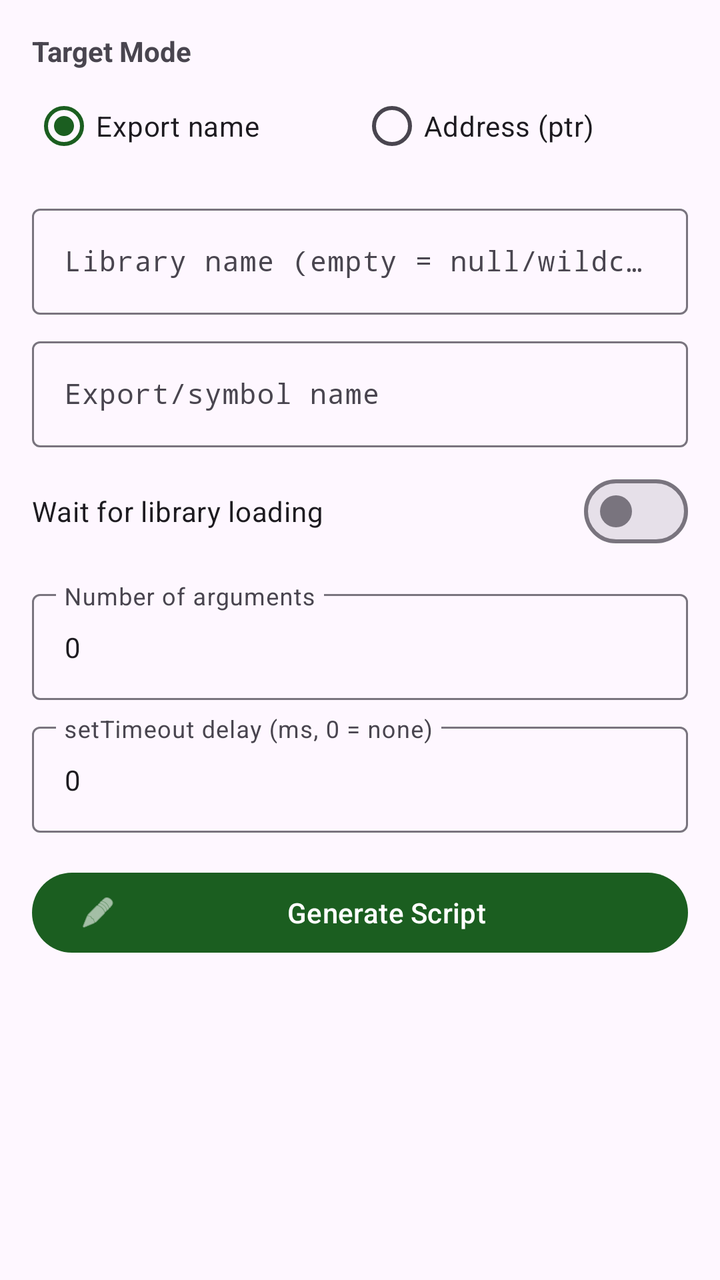
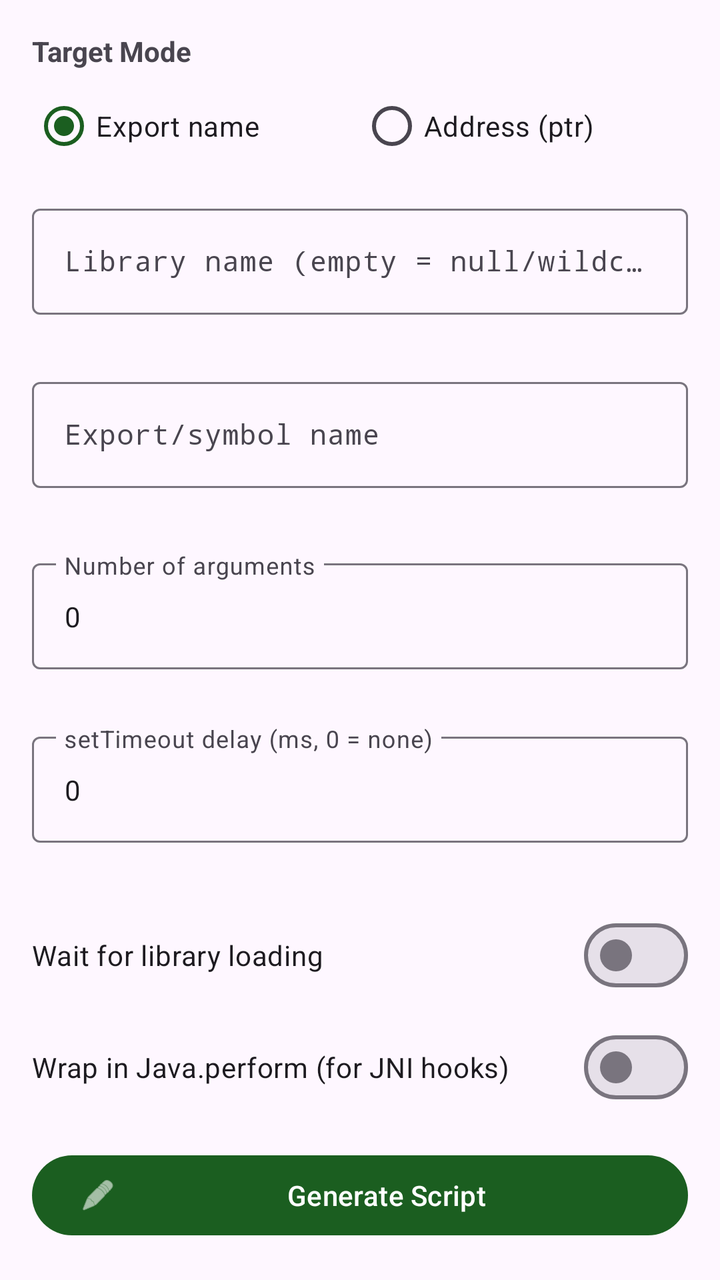

The first picture is an Android layout as it rendered before a commit; the second is the same layout after the commit. The layout source and the unified diff follow.
<!-- AndroidManifest.xml: application theme AppTheme -->
<!-- res/layout/fragment_native_hook.xml -->
<?xml version="1.0" encoding="utf-8"?>
<ScrollView xmlns:android="http://schemas.android.com/apk/res/android"
    xmlns:app="http://schemas.android.com/apk/res-auto"
    android:layout_width="match_parent"
    android:layout_height="match_parent"
    android:padding="16dp">

    <LinearLayout
        android:layout_width="match_parent"
        android:layout_height="wrap_content"
        android:orientation="vertical">

        
        <TextView
            android:layout_width="wrap_content"
            android:layout_height="wrap_content"
            android:text="@string/label_target_mode"
            android:textStyle="bold"
            android:textSize="14sp" />

        <RadioGroup
            android:id="@+id/radio_target_mode"
            android:layout_width="match_parent"
            android:layout_height="wrap_content"
            android:orientation="horizontal"
            android:layout_marginTop="4dp">

            <com.google.android.material.radiobutton.MaterialRadioButton
                android:id="@+id/radio_export"
                android:layout_width="0dp"
                android:layout_height="wrap_content"
                android:layout_weight="1"
                android:text="@string/radio_export"
                android:checked="true" />

            <com.google.android.material.radiobutton.MaterialRadioButton
                android:id="@+id/radio_address"
                android:layout_width="0dp"
                android:layout_height="wrap_content"
                android:layout_weight="1"
                android:text="@string/radio_address" />

        </RadioGroup>

        
        <LinearLayout
            android:id="@+id/layout_export_fields"
            android:layout_width="match_parent"
            android:layout_height="wrap_content"
            android:orientation="vertical"
            android:layout_marginTop="12dp">

            <com.google.android.material.textfield.TextInputLayout
                android:layout_width="match_parent"
                android:layout_height="wrap_content"
                android:hint="@string/hint_lib_name"
                style="@style/Widget.Material3.TextInputLayout.OutlinedBox">

                <com.google.android.material.textfield.TextInputEditText
                    android:id="@+id/edit_lib_name"
                    android:layout_width="match_parent"
                    android:layout_height="wrap_content"
                    android:inputType="text"
                    android:fontFamily="monospace"
                    android:textSize="14sp" />

            </com.google.android.material.textfield.TextInputLayout>

            <com.google.android.material.textfield.TextInputLayout
                android:layout_width="match_parent"
                android:layout_height="wrap_content"
                android:layout_marginTop="8dp"
                android:hint="@string/hint_export_name"
                style="@style/Widget.Material3.TextInputLayout.OutlinedBox">

                <com.google.android.material.textfield.TextInputEditText
                    android:id="@+id/edit_export_name"
                    android:layout_width="match_parent"
                    android:layout_height="wrap_content"
                    android:inputType="text"
                    android:fontFamily="monospace"
                    android:textSize="14sp" />

            </com.google.android.material.textfield.TextInputLayout>

            <com.google.android.material.materialswitch.MaterialSwitch
                android:id="@+id/switch_wait_for_load"
                android:layout_width="match_parent"
                android:layout_height="wrap_content"
                android:layout_marginTop="8dp"
                android:text="@string/switch_wait_for_load" />

        </LinearLayout>

        
        <com.google.android.material.textfield.TextInputLayout
            android:id="@+id/layout_address_field"
            android:layout_width="match_parent"
            android:layout_height="wrap_content"
            android:layout_marginTop="12dp"
            android:hint="@string/hint_address"
            android:visibility="gone"
            style="@style/Widget.Material3.TextInputLayout.OutlinedBox">

            <com.google.android.material.textfield.TextInputEditText
                android:id="@+id/edit_address"
                android:layout_width="match_parent"
                android:layout_height="wrap_content"
                android:inputType="text"
                android:fontFamily="monospace"
                android:textSize="14sp" />

        </com.google.android.material.textfield.TextInputLayout>

        
        <com.google.android.material.textfield.TextInputLayout
            android:layout_width="match_parent"
            android:layout_height="wrap_content"
            android:layout_marginTop="12dp"
            android:hint="@string/hint_arg_count"
            style="@style/Widget.Material3.TextInputLayout.OutlinedBox">

            <com.google.android.material.textfield.TextInputEditText
                android:id="@+id/edit_arg_count"
                android:layout_width="match_parent"
                android:layout_height="wrap_content"
                android:inputType="number"
                android:text="0"
                android:textSize="14sp" />

        </com.google.android.material.textfield.TextInputLayout>

        <com.google.android.material.textfield.TextInputLayout
            android:layout_width="match_parent"
            android:layout_height="wrap_content"
            android:layout_marginTop="8dp"
            android:hint="@string/hint_timeout_ms"
            style="@style/Widget.Material3.TextInputLayout.OutlinedBox">

            <com.google.android.material.textfield.TextInputEditText
                android:id="@+id/edit_timeout"
                android:layout_width="match_parent"
                android:layout_height="wrap_content"
                android:inputType="number"
                android:text="0"
                android:textSize="14sp" />

        </com.google.android.material.textfield.TextInputLayout>

        <com.google.android.material.button.MaterialButton
            android:id="@+id/btn_generate"
            android:layout_width="match_parent"
            android:layout_height="wrap_content"
            android:layout_marginTop="16dp"
            android:text="@string/btn_generate"
            app:icon="@android:drawable/ic_menu_edit" />

        <TextView
            android:id="@+id/label_output"
            android:layout_width="wrap_content"
            android:layout_height="wrap_content"
            android:layout_marginTop="20dp"
            android:text="@string/label_output"
            android:textStyle="bold"
            android:textSize="14sp"
            android:visibility="gone" />

        <HorizontalScrollView
            android:layout_width="match_parent"
            android:layout_height="wrap_content"
            android:layout_marginTop="8dp">

            <TextView
                android:id="@+id/text_output"
                android:layout_width="wrap_content"
                android:layout_height="wrap_content"
                android:padding="16dp"
                android:background="@color/code_bg"
                android:textColor="@color/code_text"
                android:fontFamily="monospace"
                android:textSize="12sp"
                android:textIsSelectable="true"
                android:visibility="gone" />

        </HorizontalScrollView>

        <com.google.android.material.button.MaterialButton
            android:id="@+id/btn_copy"
            android:layout_width="match_parent"
            android:layout_height="wrap_content"
            android:layout_marginTop="12dp"
            android:text="@string/btn_copy"
            android:visibility="gone"
            style="@style/Widget.Material3.Button.TonalButton" />

        <TextView
            android:id="@+id/text_error"
            android:layout_width="match_parent"
            android:layout_height="wrap_content"
            android:layout_marginTop="8dp"
            android:textColor="#D32F2F"
            android:textSize="13sp"
            android:visibility="gone" />

    </LinearLayout>
</ScrollView>
<!-- resources referenced by this layout -->
<resources>
  <color name="code_bg">#263238</color>
  <color name="code_text">#A5D6A7</color>
  <string name="btn_copy">Copy to Clipboard</string>
  <string name="btn_generate">Generate Script</string>
  <string name="hint_address">Address (e.g. 0xDEAD)</string>
  <string name="hint_arg_count">Number of arguments</string>
  <string name="hint_export_name">Export/symbol name</string>
  <string name="hint_lib_name">Library name (empty = null/wildcard)</string>
  <string name="hint_timeout_ms">setTimeout delay (ms, 0 = none)</string>
  <string name="label_output">Generated Script</string>
  <string name="label_target_mode">Target Mode</string>
  <string name="radio_address">Address (ptr)</string>
  <string name="radio_export">Export name</string>
  <string name="switch_wait_for_load">Wait for library loading</string>
  <style name="AppTheme" parent="Theme.Material3.Light.NoActionBar">
          <item name="colorPrimary">@color/primary</item>
          <item name="colorPrimaryVariant">@color/primary_dark</item>
          <item name="colorOnPrimary">@android:color/white</item>
          <item name="colorSecondary">@color/accent</item>
      </style>
  <color name="primary">#1B5E20</color>
  <color name="primary_dark">#003300</color>
  <color name="accent">#4CAF50</color>
</resources>

<!-- the commit's change to res/layout/fragment_native_hook.xml (unified diff, before → after) -->
@@ -51,9 +51,11 @@
             android:layout_marginTop="12dp">
 
             <com.google.android.material.textfield.TextInputLayout
+                android:id="@+id/layout_lib_name"
                 android:layout_width="match_parent"
                 android:layout_height="wrap_content"
                 android:hint="@string/hint_lib_name"
+                app:errorEnabled="true"
                 style="@style/Widget.Material3.TextInputLayout.OutlinedBox">
 
                 <com.google.android.material.textfield.TextInputEditText
@@ -67,10 +69,12 @@
             </com.google.android.material.textfield.TextInputLayout>
 
             <com.google.android.material.textfield.TextInputLayout
+                android:id="@+id/layout_export_name"
                 android:layout_width="match_parent"
                 android:layout_height="wrap_content"
                 android:layout_marginTop="8dp"
                 android:hint="@string/hint_export_name"
+                app:errorEnabled="true"
                 style="@style/Widget.Material3.TextInputLayout.OutlinedBox">
 
                 <com.google.android.material.textfield.TextInputEditText
@@ -83,13 +87,6 @@
 
             </com.google.android.material.textfield.TextInputLayout>
 
-            <com.google.android.material.materialswitch.MaterialSwitch
-                android:id="@+id/switch_wait_for_load"
-                android:layout_width="match_parent"
-                android:layout_height="wrap_content"
-                android:layout_marginTop="8dp"
-                android:text="@string/switch_wait_for_load" />
-
         </LinearLayout>
 
         
@@ -100,6 +97,7 @@
             android:layout_marginTop="12dp"
             android:hint="@string/hint_address"
             android:visibility="gone"
+            app:errorEnabled="true"
             style="@style/Widget.Material3.TextInputLayout.OutlinedBox">
 
             <com.google.android.material.textfield.TextInputEditText
@@ -114,10 +112,12 @@
 
         
         <com.google.android.material.textfield.TextInputLayout
+            android:id="@+id/layout_arg_count"
             android:layout_width="match_parent"
             android:layout_height="wrap_content"
             android:layout_marginTop="12dp"
             android:hint="@string/hint_arg_count"
+            app:errorEnabled="true"
             style="@style/Widget.Material3.TextInputLayout.OutlinedBox">
 
             <com.google.android.material.textfield.TextInputEditText
@@ -125,16 +125,19 @@
                 android:layout_width="match_parent"
                 android:layout_height="wrap_content"
                 android:inputType="number"
+                android:maxLength="3"
                 android:text="0"
                 android:textSize="14sp" />
 
         </com.google.android.material.textfield.TextInputLayout>
 
         <com.google.android.material.textfield.TextInputLayout
+            android:id="@+id/layout_timeout"
             android:layout_width="match_parent"
             android:layout_height="wrap_content"
             android:layout_marginTop="8dp"
             android:hint="@string/hint_timeout_ms"
+            app:errorEnabled="true"
             style="@style/Widget.Material3.TextInputLayout.OutlinedBox">
 
             <com.google.android.material.textfield.TextInputEditText
@@ -142,10 +145,26 @@
                 android:layout_width="match_parent"
                 android:layout_height="wrap_content"
                 android:inputType="number"
+                android:maxLength="6"
                 android:text="0"
                 android:textSize="14sp" />
 
         </com.google.android.material.textfield.TextInputLayout>
+
+        
+        <com.google.android.material.materialswitch.MaterialSwitch
+            android:id="@+id/switch_wait_for_load"
+            android:layout_width="match_parent"
+            android:layout_height="wrap_content"
+            android:layout_marginTop="12dp"
+            android:text="@string/switch_wait_for_load" />
+
+        <com.google.android.material.materialswitch.MaterialSwitch
+            android:id="@+id/switch_wrap_perform"
+            android:layout_width="match_parent"
+            android:layout_height="wrap_content"
+            android:layout_marginTop="8dp"
+            android:text="@string/switch_wrap_perform" />
 
         <com.google.android.material.button.MaterialButton
             android:id="@+id/btn_generate"
@@ -193,14 +212,14 @@
             android:visibility="gone"
             style="@style/Widget.Material3.Button.TonalButton" />
 
-        <TextView
-            android:id="@+id/text_error"
+        <com.google.android.material.button.MaterialButton
+            android:id="@+id/btn_export"
             android:layout_width="match_parent"
             android:layout_height="wrap_content"
             android:layout_marginTop="8dp"
-            android:textColor="#D32F2F"
-            android:textSize="13sp"
-            android:visibility="gone" />
+            android:text="@string/btn_export"
+            android:visibility="gone"
+            style="@style/Widget.Material3.Button.OutlinedButton" />
 
     </LinearLayout>
 </ScrollView>
<!-- resource entries referenced after the edit -->
@@ -3,6 +3,7 @@
   <color name="code_bg">#263238</color>
   <color name="code_text">#A5D6A7</color>
   <string name="btn_copy">Copy to Clipboard</string>
+  <string name="btn_export">Export to File</string>
   <string name="btn_generate">Generate Script</string>
   <string name="hint_address">Address (e.g. 0xDEAD)</string>
   <string name="hint_arg_count">Number of arguments</string>
@@ -14,9 +15,10 @@
   <string name="radio_address">Address (ptr)</string>
   <string name="radio_export">Export name</string>
   <string name="switch_wait_for_load">Wait for library loading</string>
+  <string name="switch_wrap_perform">Wrap in Java.perform (for JNI hooks)</string>
   <style name="AppTheme" parent="Theme.Material3.Light.NoActionBar">
           <item name="colorPrimary">@color/primary</item>
-          <item name="colorPrimaryVariant">@color/primary_dark</item>
+          <item name="colorPrimaryContainer">@color/primary_dark</item>
           <item name="colorOnPrimary">@android:color/white</item>
           <item name="colorSecondary">@color/accent</item>
       </style>
